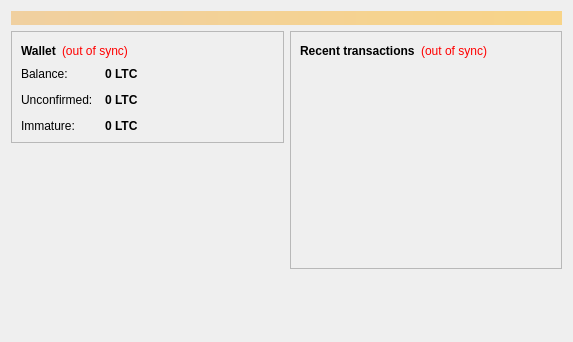
Before: the Qt Designer form src/qt/forms/overviewpage.ui in kR105-zz/catcoin, drawn with Qt 5.
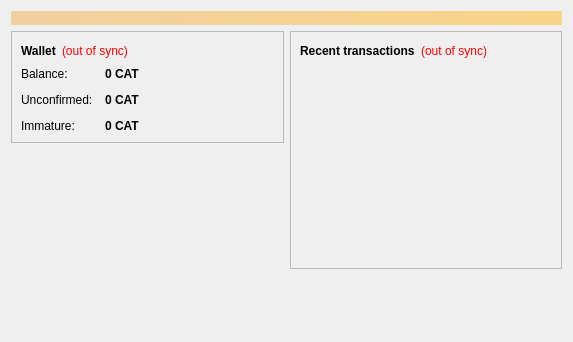
After: the same form once the commit is applied.

```diff
--- a/src/qt/forms/overviewpage.ui
+++ b/src/qt/forms/overviewpage.ui
@@ -122,7 +122,7 @@
                <string>Your current balance</string>
               </property>
               <property name="text">
-               <string notr="true">0 LTC</string>
+               <string notr="true">0 CAT</string>
               </property>
               <property name="textInteractionFlags">
                <set>Qt::LinksAccessibleByMouse|Qt::TextSelectableByKeyboard|Qt::TextSelectableByMouse</set>
@@ -151,7 +151,7 @@
                <string>Total of transactions that have yet to be confirmed, and do not yet count toward the current balance</string>
               </property>
               <property name="text">
-               <string notr="true">0 LTC</string>
+               <string notr="true">0 CAT</string>
               </property>
               <property name="textInteractionFlags">
                <set>Qt::LinksAccessibleByMouse|Qt::TextSelectableByKeyboard|Qt::TextSelectableByMouse</set>
@@ -177,7 +177,7 @@
                <string>Mined balance that has not yet matured</string>
               </property>
               <property name="text">
-               <string notr="true">0 LTC</string>
+               <string notr="true">0 CAT</string>
               </property>
               <property name="textInteractionFlags">
                <set>Qt::LinksAccessibleByMouse|Qt::TextSelectableByKeyboard|Qt::TextSelectableByMouse</set>
```
Left out of the diff: 4 changed lines with no effect on the pictures.
